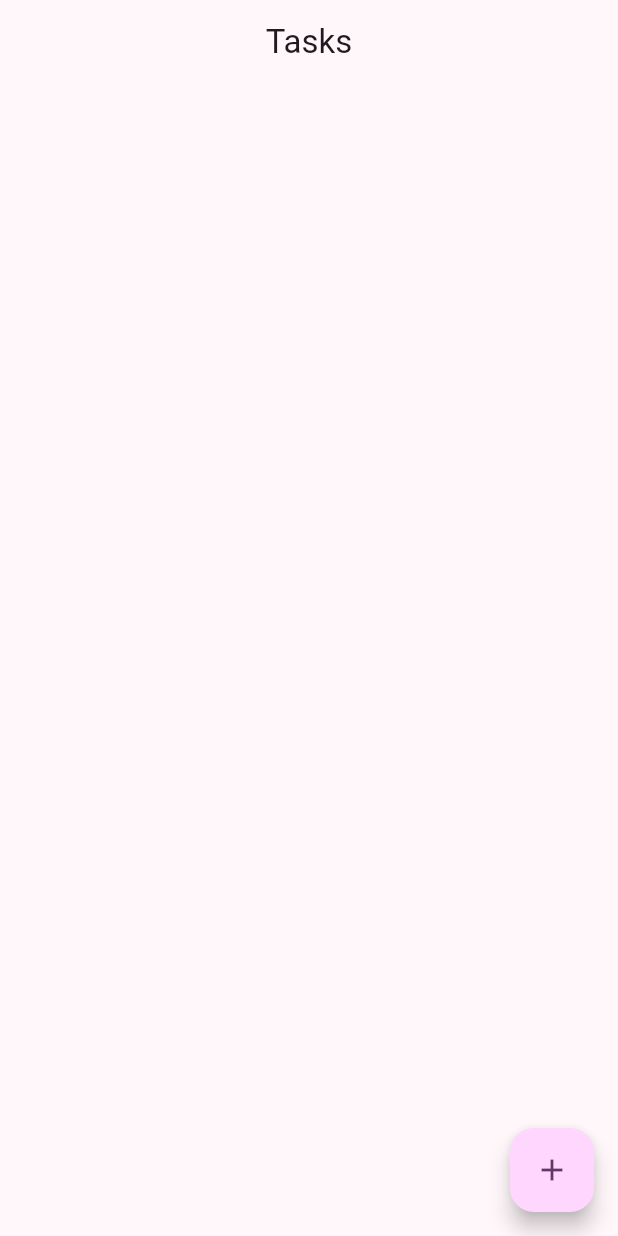
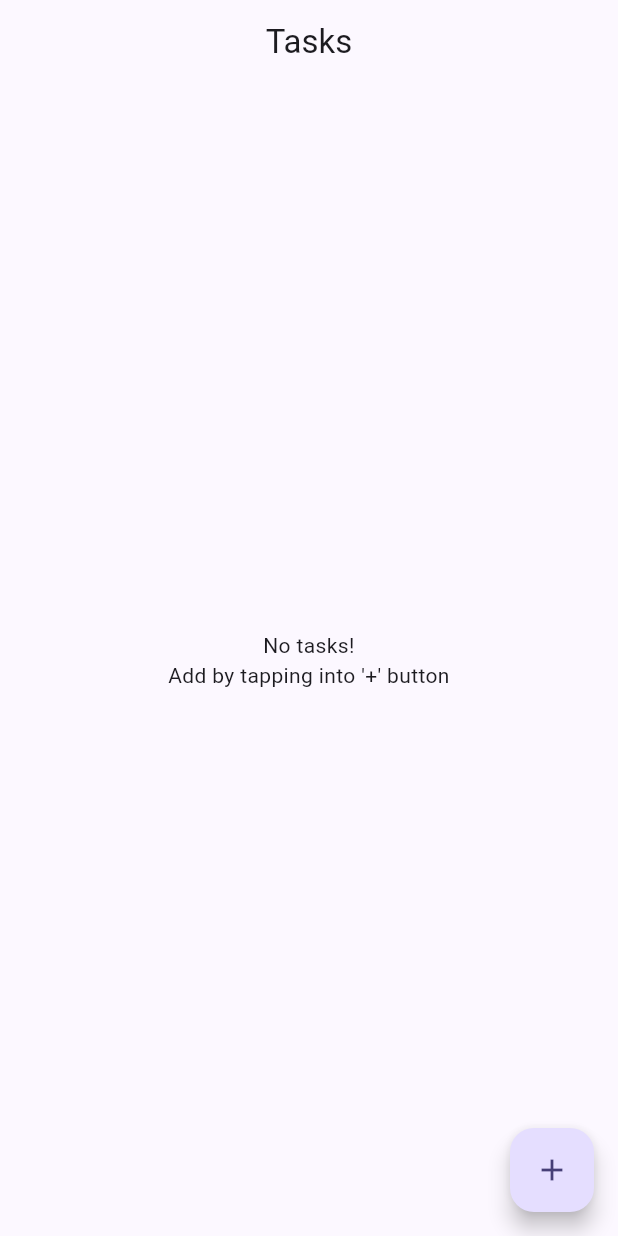
Before and after one commit to niamotullah/todolist_basic, a Flutter app: the screen it shows after launch, on a phone screen of 412 x 824 dp. Run offline on Flutter 3.47's test engine with Material 3 defaults, Android fonts, the phone set to English and light mode, and no system bars; our stand-ins replace device_preview.

Commit message:
update (app):     - Delete To-Do item

```diff
--- a/lib/main.dart
+++ b/lib/main.dart
@@ -25,7 +25,9 @@ class TodoApp extends StatelessWidget {
         child: MainScreen(),
       ),
       theme: ThemeData(
-        colorScheme: ColorScheme.fromSeed(seedColor: Colors.purple),
+        colorScheme: ColorScheme.fromSeed(
+          seedColor: Colors.deepPurple[900] ?? Colors.deepPurple,
+        ),
       ),
       darkTheme: ThemeData.dark(),
     );
--- a/lib/model/task_model.dart
+++ b/lib/model/task_model.dart
@@ -7,4 +7,5 @@ class TaskModel {
   final String id;
   bool isDone = false;
   TaskModel({required this.title}) : id = uuid.v4();
+  void toggle() => isDone = !isDone;
 }
--- a/lib/provider/task_list_provider.dart
+++ b/lib/provider/task_list_provider.dart
@@ -1,4 +1,4 @@
-import 'package:flutter/material.dart';
+import 'package:flutter/foundation.dart';
 import 'package:todolist_basic/model/task_model.dart';
 
 // todo: refactor based on this provider
@@ -6,10 +6,24 @@ class TaskListProvider extends ChangeNotifier {
   final List<TaskModel> _tasks = [];
   List<TaskModel> get tasks => _tasks;
 
-  int get tasksCount => _tasks.length;
+  // !debug: remove
+  TaskListProvider() {
+    if (kDebugMode) {
+      List<TaskModel> tmpList = [
+        TaskModel(title: 'aaaaaa'),
+        TaskModel(title: 'aaaaaa'),
+        TaskModel(title: 'aaaaaa'),
+        TaskModel(title: 'aaaaaa'),
+        TaskModel(title: 'aaaaaa'),
+        TaskModel(title: 'aaaaaa'),
+        TaskModel(title: 'aaaaaa'),
+      ];
+      _tasks.addAll(tmpList);
+    }
+  }
 
   void addTask(TaskModel task) {
-    _tasks.add(task);
+    _tasks.insert(0, task);
     notifyListeners();
   }
 
@@ -18,6 +32,12 @@ class TaskListProvider extends ChangeNotifier {
     notifyListeners();
   }
 
-  //todo
-  void toggle(TaskModel task) {}
+  void toggle(TaskModel task) {
+    // find task by id
+    final index = _tasks.indexWhere((t) => t.id == task.id);
+
+    // mutate/toggle
+    _tasks[index].toggle;
+    notifyListeners();
+  }
 }
--- a/lib/screen/main_screen.dart
+++ b/lib/screen/main_screen.dart
@@ -1,8 +1,10 @@
 import 'package:flutter/material.dart';
 import 'package:provider/provider.dart';
-import 'package:todolist_basic/model/task_model.dart';
-import 'package:todolist_basic/widget/add_new_task.dart';
-import 'package:todolist_basic/provider/task_list_provider.dart';
+
+import '../model/task_model.dart';
+import '../provider/task_list_provider.dart';
+import '../widget/add_new_task.dart';
+import '../widget/task_view.dart';
 
 class MainScreen extends StatefulWidget {
   const MainScreen({super.key});
@@ -15,8 +17,8 @@ class _MainScreenState extends State<MainScreen> {
   @override
   Widget build(BuildContext context) {
     return Consumer<TaskListProvider>(
-      builder: (context, value, child) => Scaffold(
-        extendBodyBehindAppBar: true,
+      builder: (context, value, child) {
+        return Scaffold(
           appBar: AppBar(
             centerTitle: true,
             title: Text('Tasks'),
@@ -38,28 +40,57 @@ class _MainScreenState extends State<MainScreen> {
             enableFeedback: true,
             child: Icon(Icons.add),
           ),
-        body: ListView.builder(
-          itemCount: value.tasksCount,
+          body: value.tasks.isEmpty
+              ? Center(
+                  child: Text(
+                    '''No tasks! \nAdd by tapping into '+' button''',
+                    textAlign: TextAlign.center,
+                  ),
+                )
+              : ListView.builder(
+                  padding: EdgeInsets.all(8),
+                  itemCount: value.tasks.length,
                   itemBuilder: (context, index) {
                     final task = value.tasks[index];
-
-            return ListTile(
-              leading: Checkbox.adaptive(
-                //todo make it work
-                value: false,
-                onChanged: (value) => false,
-              ),
-
-              title: Text(task.title),
+                    return Dismissible(
+                      direction: DismissDirection.endToStart,
+                      // confirmDismiss: (direction) async {
+                      //   final isConfirm = await showDialog<bool>(
+                      //     context: context,
+                      //     builder: (ctx) => Center(
+                      //       child: AlertDialog(
+                      //         content: Text(
+                      //           'Are sure you want to delete this Task?',
+                      //         ),
+                      //         alignment: Alignment.center,
+                      //         title: Text('Delete this Task?'),
+                      //         actions: [
+                      //           TextButton(
+                      //             onPressed: () => Navigator.of(ctx).pop(),
+                      //             child: Text('Cancel'),
+                      //           ),
+                      //           ElevatedButton(
+                      //             onPressed: () {
+                      //               value.removeTask(task);
+                      //               Navigator.of(ctx).pop();
+                      //             },
+                      //             child: Text('Yes'),
+                      //           ),
+                      //         ],
+                      //       ),
+                      //     ),
+                      //   );
+                      //   if (isConfirm == null || !isConfirm) return;
+                      //   return null;
+                      // },
+                      key: Key(task.id),
+                      onDismissed: (direction) => value.removeTask(task),
+                      child: TaskView(task: task),
                     );
                   },
                 ),
-      ),
+        );
+      },
     );
   }
-
-  @override
-  void dispose() {
-    super.dispose();
 }
-}
```
Also changed, not shown: lib/widget/task_view.dart (added, +22 -0 lines). Lines whose indentation alone changed are shown as unchanged.
